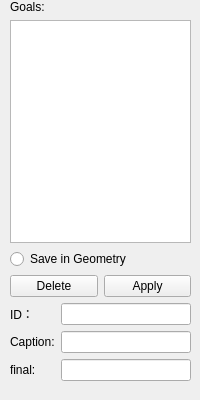
The window that forms/goalwidget.ui (JuPedSim/jpseditor) describes before a commit, drawn with Qt 5.
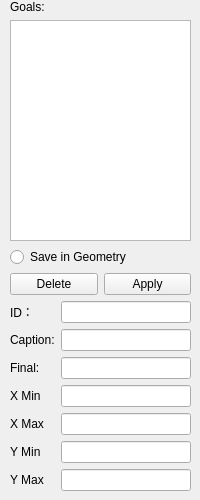
The same window after the commit.

Commit message:
Show properties in widget #133 Update goal file format
* x_min
* x_max
* y_min
* y_max

What changed in the file:
```diff
--- a/forms/goalwidget.ui
+++ b/forms/goalwidget.ui
@@ -7,7 +7,7 @@
     <x>0</x>
     <y>0</y>
     <width>200</width>
-    <height>400</height>
+    <height>500</height>
    </rect>
   </property>
   <property name="sizePolicy">
@@ -31,7 +31,7 @@
      <x>10</x>
      <y>0</y>
      <width>181</width>
-     <height>381</height>
+     <height>491</height>
     </rect>
    </property>
    <layout class="QVBoxLayout" name="verticalLayout_3">
@@ -97,7 +97,35 @@
         <item>
          <widget class="QLabel" name="finalLabel">
           <property name="text">
-           <string>final:</string>
+           <string>Final:</string>
+          </property>
+         </widget>
+        </item>
+        <item>
+         <widget class="QLabel" name="xminLabel">
+          <property name="text">
+           <string>X Min</string>
+          </property>
+         </widget>
+        </item>
+        <item>
+         <widget class="QLabel" name="xmaxLabel">
+          <property name="text">
+           <string>X Max</string>
+          </property>
+         </widget>
+        </item>
+        <item>
+         <widget class="QLabel" name="yminLabel">
+          <property name="text">
+           <string>Y Min</string>
+          </property>
+         </widget>
+        </item>
+        <item>
+         <widget class="QLabel" name="ymaxLabel">
+          <property name="text">
+           <string>Y Max</string>
           </property>
          </widget>
         </item>
@@ -114,6 +142,18 @@
         <item>
          <widget class="QLineEdit" name="finalLineEdit"/>
         </item>
+        <item>
+         <widget class="QLineEdit" name="lineEdit_XMin"/>
+        </item>
+        <item>
+         <widget class="QLineEdit" name="lineEdit_XMax"/>
+        </item>
+        <item>
+         <widget class="QLineEdit" name="lineEdit_YMin"/>
+        </item>
+        <item>
+         <widget class="QLineEdit" name="lineEdit_YMax"/>
+        </item>
        </layout>
       </item>
      </layout>
```
The commit also changes 2 other files.
